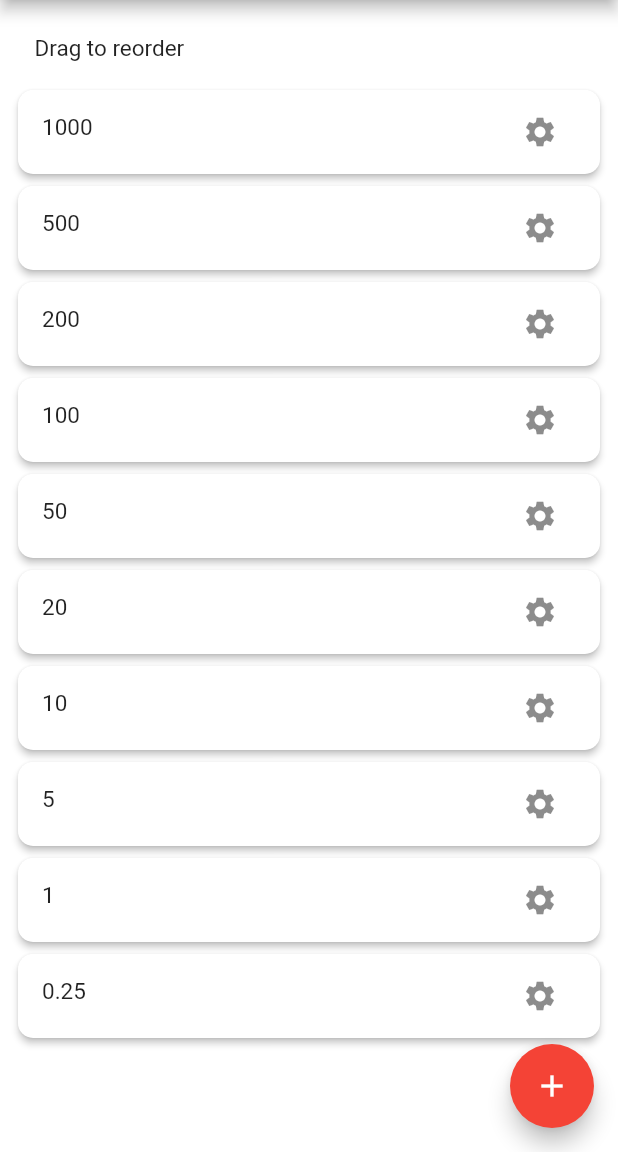
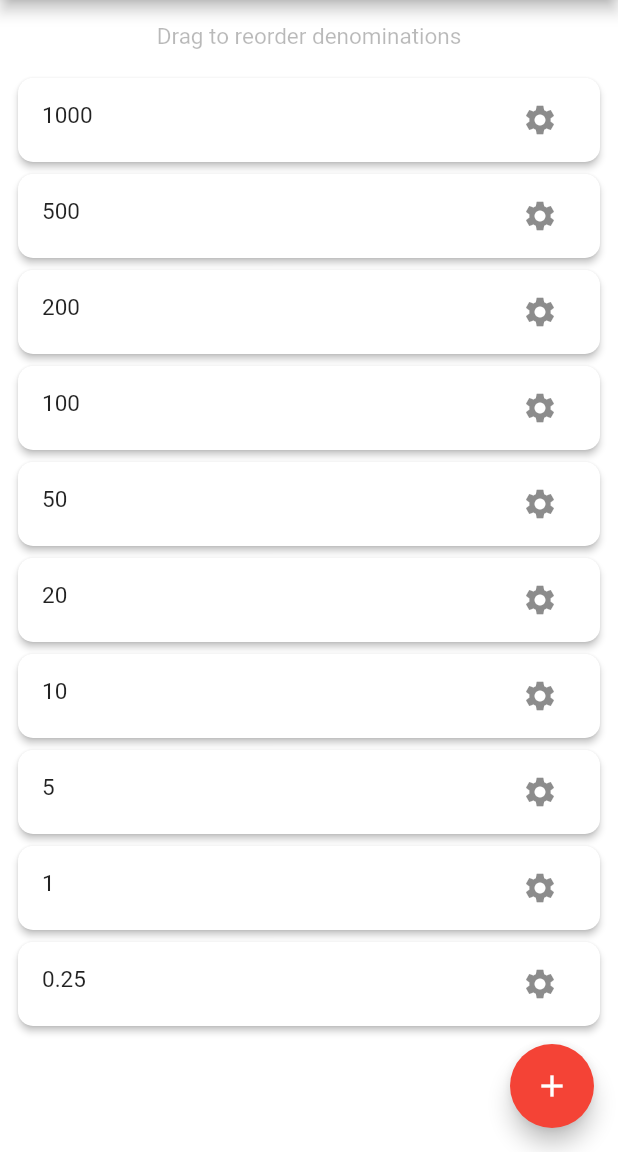
Before and after one commit to OverdriveNGain/counter-calc, a Flutter app: the CounterDenominations screen opened by its route, on a phone screen of 412 x 824 dp, the part 84-1236 px from its top. Run offline on Flutter 3.47's test engine with Material 2 defaults, Android fonts, the phone set to English and light mode, and no system bars; our stand-ins replace auto_size_text, flutter_spinkit, fluttertoast, math_expressions, shared_preferences; accounts and stored records are empty.

Commit message:
Revamped counter_denoms layout

```diff
--- a/lib/pages/counter_denoms.dart
+++ b/lib/pages/counter_denoms.dart
@@ -131,16 +131,16 @@ class _CounterDenominationsState extends State<CounterDenominations> {
         },
       ),
       body: Container(
-        child: Padding(
-          padding: const EdgeInsets.all(8.0),
-          child: ReorderableListView(
+        child: ReorderableListView(
+            padding: EdgeInsets.fromLTRB(8.0, 0.0, 8.0, 8.0),
             header: Padding(
               padding: EdgeInsets.all(15.0),
               child: Text(
-                  "Drag to reorder",
+                  "Drag to reorder denominations",
+                  textAlign: TextAlign.center,
                   style: TextStyle(
                     fontSize: 15,
-                    // color:Themes.words,
+                    color: Colors.black.withAlpha(70),
                   ),
               )
             ),
@@ -217,7 +217,6 @@ class _CounterDenominationsState extends State<CounterDenominations> {
                 );
               })
           ),
-        ),
       ),
     );
   }
```
